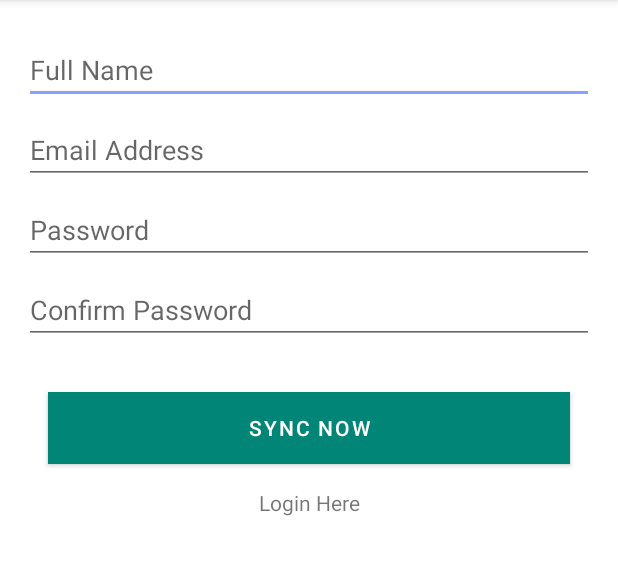
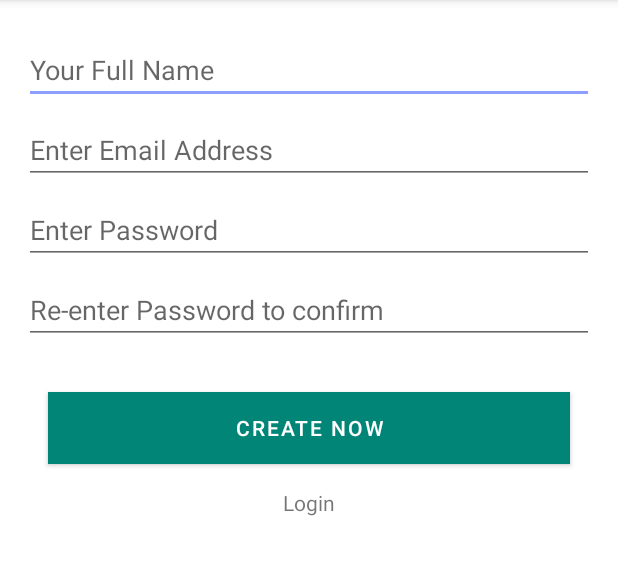
Before and after one commit to sourish115/SGNotes, an Android app: the Register screen opened directly, with no data from a screen before it, on a phone screen of 412 x 824 dp, the part 84-659 px from its top. Run offline under Robolectric (Android 15) with nearby library versions, the phone set to English and light mode, and no system bars; our stand-ins replace Firebase (no records; nobody signed in at launch, a user with empty details on screens opened directly).

Commit message:
Solved bugs and UI changes

```diff
--- a/app/src/main/res/layout/activity_login.xml
+++ b/app/src/main/res/layout/activity_login.xml
@@ -49,7 +49,7 @@
         app:layout_constraintTop_toBottomOf="@+id/lPassword" />
 
     <TextView
-        android:id="@+id/forgotPasword"
+        android:id="@+id/forgotPassword"
         android:layout_width="wrap_content"
         android:layout_height="wrap_content"
         android:layout_marginTop="16dp"
@@ -67,7 +67,7 @@
         android:text="Create New Account"
         app:layout_constraintEnd_toEndOf="parent"
         app:layout_constraintStart_toStartOf="parent"
-        app:layout_constraintTop_toBottomOf="@+id/forgotPasword" />
+        app:layout_constraintTop_toBottomOf="@+id/forgotPassword" />
 
     <ProgressBar
         android:id="@+id/progressBar3"
--- a/app/src/main/res/layout/activity_register.xml
+++ b/app/src/main/res/layout/activity_register.xml
@@ -14,7 +14,7 @@
         android:layout_marginTop="24dp"
         android:layout_marginEnd="16dp"
         android:ems="10"
-        android:hint="Full Name"
+        android:hint="Your Full Name"
         android:inputType="textPersonName"
         app:layout_constraintEnd_toEndOf="parent"
         app:layout_constraintStart_toStartOf="parent"
@@ -28,7 +28,7 @@
         android:layout_marginTop="8dp"
         android:layout_marginEnd="16dp"
         android:ems="10"
-        android:hint="Email Address"
+        android:hint="Enter Email Address"
         android:inputType="textEmailAddress"
         app:layout_constraintEnd_toEndOf="parent"
         app:layout_constraintStart_toStartOf="parent"
@@ -42,7 +42,7 @@
         android:layout_marginTop="8dp"
         android:layout_marginEnd="16dp"
         android:ems="10"
-        android:hint="Password"
+        android:hint="Enter Password"
         android:inputType="textPassword"
         app:layout_constraintEnd_toEndOf="parent"
         app:layout_constraintStart_toStartOf="parent"
@@ -56,7 +56,7 @@
         android:layout_marginTop="8dp"
         android:layout_marginEnd="16dp"
         android:ems="10"
-        android:hint="Confirm Password"
+        android:hint="Re-enter Password to confirm"
         android:inputType="textPassword"
         app:layout_constraintEnd_toEndOf="parent"
         app:layout_constraintStart_toStartOf="parent"
@@ -70,7 +70,7 @@
         android:layout_marginTop="32dp"
         android:layout_marginEnd="32dp"
         android:background="@color/colorPrimaryDark"
-        android:text="Sync Now"
+        android:text="Create Now"
         android:textColor="#FFFFFF"
         app:layout_constraintEnd_toEndOf="parent"
         app:layout_constraintStart_toStartOf="parent"
@@ -81,7 +81,7 @@
         android:layout_width="wrap_content"
         android:layout_height="wrap_content"
         android:layout_marginTop="16dp"
-        android:text="Login Here"
+        android:text="Login"
         app:layout_constraintEnd_toEndOf="parent"
         app:layout_constraintStart_toStartOf="parent"
         app:layout_constraintTop_toBottomOf="@+id/createAccount" />
--- a/app/src/main/res/layout/content_add_notes.xml
+++ b/app/src/main/res/layout/content_add_notes.xml
@@ -19,7 +19,7 @@
         android:backgroundTint="@android:color/transparent"
         android:ems="10"
         android:gravity="start|top"
-        android:hint="Write Your Note Here"
+        android:hint="Start typing here!"
         android:inputType="textMultiLine"
         android:textColor="#000000"
         app:layout_constraintBottom_toBottomOf="parent"
--- a/app/src/main/res/values/strings.xml
+++ b/app/src/main/res/values/strings.xml
@@ -1,7 +1,7 @@
 <resources>
-    <string name="app_name">FireNotes</string>
+    <string name="app_name">SGNotes</string>
     <string name="open">open</string>
     <string name="close">close</string>
     <string name="title_activity_note_details">NoteDetails</string>
-    <string name="title_activity_add_note">AddNote</string>
+    <string name="title_activity_add_note">AddNotes</string>
 </resources>
```
Also changed, not shown: app/src/main/AndroidManifest.xml (+22 -4 lines), app/src/main/res/font/yusei_magic.xml (added, +7 -0 lines), app/src/main/res/layout/navigation_header.xml (+8 -8 lines), app/src/main/res/drawable/cover.jpg.
